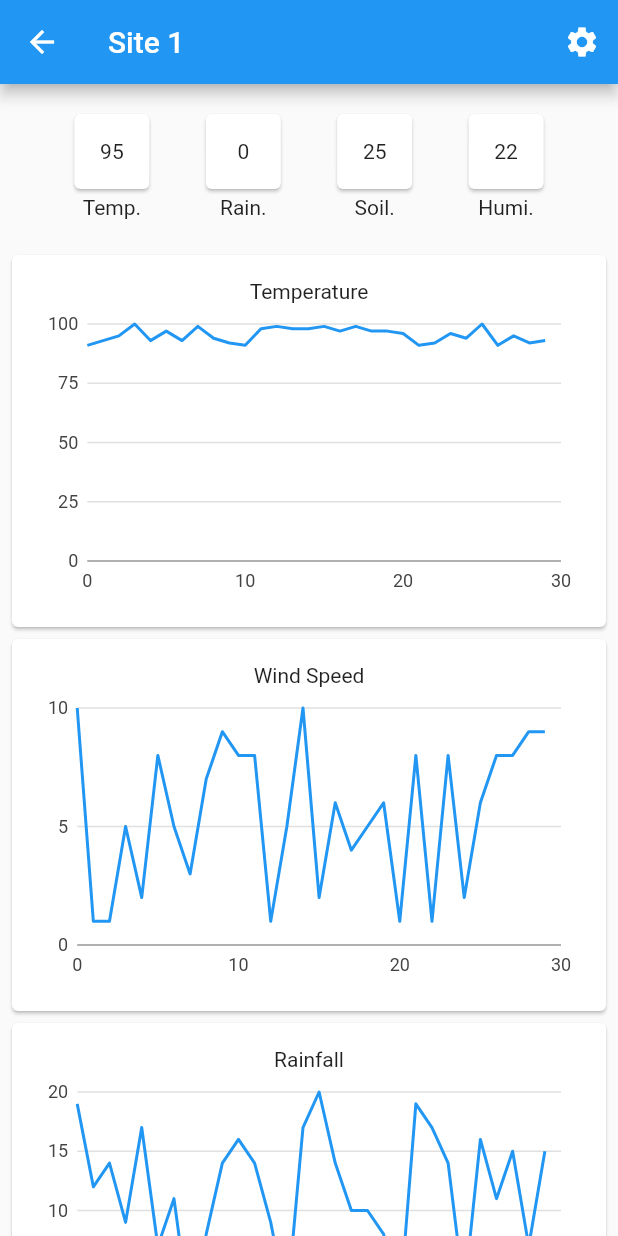
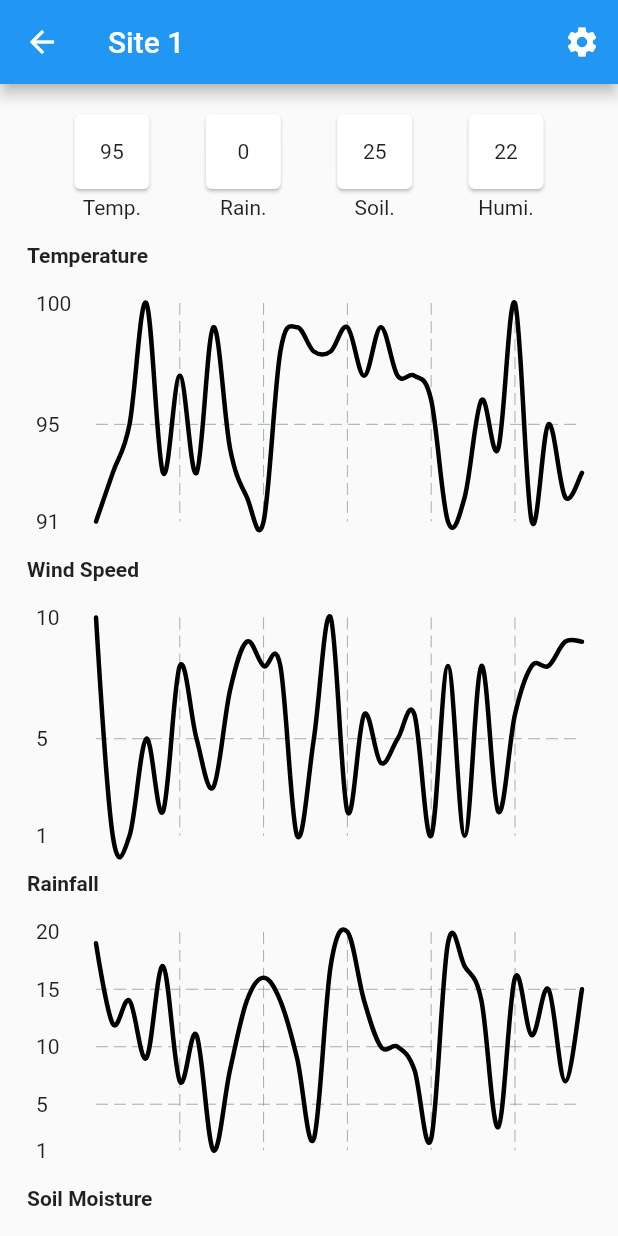
Before and after one commit to tytydraco/cg_proto2, a Flutter app: the screen it shows after launch, after a tap on "Site 1", on a phone screen of 412 x 824 dp. Run offline on Flutter 3.47's test engine with Material 2 defaults, Android fonts, the phone set to English and light mode, and no system bars; drawn by our look-alikes of fl_chart; our stand-ins replace shared_preferences.

Commit message:
Beautiful charts
Signed-off-by: Tyler Nijmeh <tylernij@gmail.com>

```diff
--- a/lib/screens/site_page.dart
+++ b/lib/screens/site_page.dart
@@ -39,25 +39,25 @@ class _SitePageState extends State<SitePage> {
             id: 'temperature',
             title: 'Temperature',
             site: widget.site,
-            yFn: (SiteWeatherModel siteWeather) => siteWeather.temperature!,
+            yFn: (SiteWeatherModel siteWeather) => siteWeather.temperature!.toDouble(),
           ),
           SiteWeatherChart(
             id: 'wind_speed',
             title: 'Wind Speed',
             site: widget.site,
-            yFn: (SiteWeatherModel siteWeather) => siteWeather.windSpeed!,
+            yFn: (SiteWeatherModel siteWeather) => siteWeather.windSpeed!.toDouble(),
           ),
           SiteWeatherChart(
             id: 'rainfall',
             title: 'Rainfall',
             site: widget.site,
-            yFn: (SiteWeatherModel siteWeather) => siteWeather.rainfall!,
+            yFn: (SiteWeatherModel siteWeather) => siteWeather.rainfall!.toDouble(),
           ),
           SiteWeatherChart(
             id: 'soil_moisture',
             title: 'Soil Moisture',
             site: widget.site,
-            yFn: (SiteWeatherModel siteWeather) => siteWeather.soilMoisture!,
+            yFn: (SiteWeatherModel siteWeather) => siteWeather.soilMoisture!.toDouble(),
           ),
         ],
       ),
--- a/lib/widgets/site_weather_chart.dart
+++ b/lib/widgets/site_weather_chart.dart
@@ -2,15 +2,14 @@ import 'package:cg_proto2/models/site_model.dart';
 import 'package:cg_proto2/models/site_weather_model.dart';
 import 'package:cg_proto2/remote/remote_database.dart';
 import 'package:cg_proto2/widgets/pref_visibility.dart';
+import 'package:fl_chart/fl_chart.dart';
 import 'package:flutter/material.dart';
-import 'package:charts_flutter/flutter.dart' as charts;
-import 'package:shared_preferences/shared_preferences.dart';
 
 class SiteWeatherChart extends StatefulWidget {
   final String id;
   final String title;
   final SiteModel site;
-  final num Function(SiteWeatherModel) yFn;
+  final double Function(SiteWeatherModel) yFn;
   final List<SiteWeatherModel> Function(List<SiteWeatherModel>)? filterFn;
 
   const SiteWeatherChart({
@@ -39,6 +38,10 @@ class _SiteWeatherChartState extends State<SiteWeatherChart> {
     return siteWeathers;
   }
 
+  Widget leftTitleWidget(double value, TitleMeta? _) {
+    return Text(value.toInt().toString());
+  }
+
   @override
   Widget build(BuildContext context) {
     return PrefVisibility(
@@ -48,32 +51,61 @@ class _SiteWeatherChartState extends State<SiteWeatherChart> {
         builder: (context, snapshot) {
           if (snapshot.hasData) {
             final siteWeathers = snapshot.data as List<SiteWeatherModel>;
-            final List<charts.Series<SiteWeatherModel, num>> series = [
-              charts.Series(
-                id: widget.id,
-                data: siteWeathers,
-                domainFn: (SiteWeatherModel siteWeather, int? index) => index!,
-                measureFn: (SiteWeatherModel siteWeather, _) => widget.yFn(siteWeather),
-              )
-            ];
 
-            return Card(
-              margin: const EdgeInsets.only(left: 8, right: 8, top: 8),
-              child: Padding(
-                padding: const EdgeInsets.all(16),
-                child: Column(
-                  children: [
-                    Text(widget.title),
-                    SizedBox(
-                      height: 200,
-                      child: charts.LineChart(
-                        series,
-                        animate: true,
+            return Column(
+              mainAxisAlignment: MainAxisAlignment.start,
+              children: [
+                Align(
+                  alignment: Alignment.centerLeft,
+                  child: Padding(
+                    padding: const EdgeInsets.only(left: 18, right: 18),
+                    child: Text(
+                      widget.title,
+                      style: const TextStyle(
+                        fontWeight: FontWeight.bold
                       ),
                     ),
-                  ],
-                )
-              ),
+                  ),
+                ),
+                Padding(
+                  padding: const EdgeInsets.all(24),
+                  child: AspectRatio(
+                    aspectRatio: 2.5,
+                    child: LineChart(
+                      LineChartData(
+                        lineBarsData: [
+                          LineChartBarData(
+                            spots: siteWeathers.asMap().entries.map((entry) {
+                              final index = entry.key;
+                              final siteWeather = entry.value;
+                              return FlSpot(index.toDouble(), widget.yFn(siteWeather));
+                            }).toList(),
+                            dotData: FlDotData(show: false),
+                            isCurved: true,
+                            isStrokeCapRound: true,
+                            barWidth: 3,
+                            belowBarData: BarAreaData(show: false),
+                            color: Colors.black,
+                          ),
+                        ],
+                        titlesData: FlTitlesData(
+                          topTitles: AxisTitles(),
+                          leftTitles: AxisTitles(
+                            sideTitles: SideTitles(
+                              showTitles: true,
+                              getTitlesWidget: leftTitleWidget,
+                              reservedSize: 40,
+                            ),
+                          ),
+                          bottomTitles: AxisTitles(),
+                          rightTitles: AxisTitles(),
+                        ),
+                        borderData: FlBorderData(show: false),
+                      ),
+                    ),
+                  ),
+                ),
+              ],
             );
           } else if (snapshot.hasError) {
             return const Text('Failed to fetch weather data!');
--- a/pubspec.yaml
+++ b/pubspec.yaml
@@ -29,7 +29,7 @@ environment:
 dependencies:
   flutter:
     sdk: flutter
-  charts_flutter: ^0.12.0
+  fl_chart: ^0.50.6
   shared_preferences: ^2.0.15
 
   # The following adds the Cupertino Icons font to your application.
```
Also changed, not shown: pubspec.lock.
